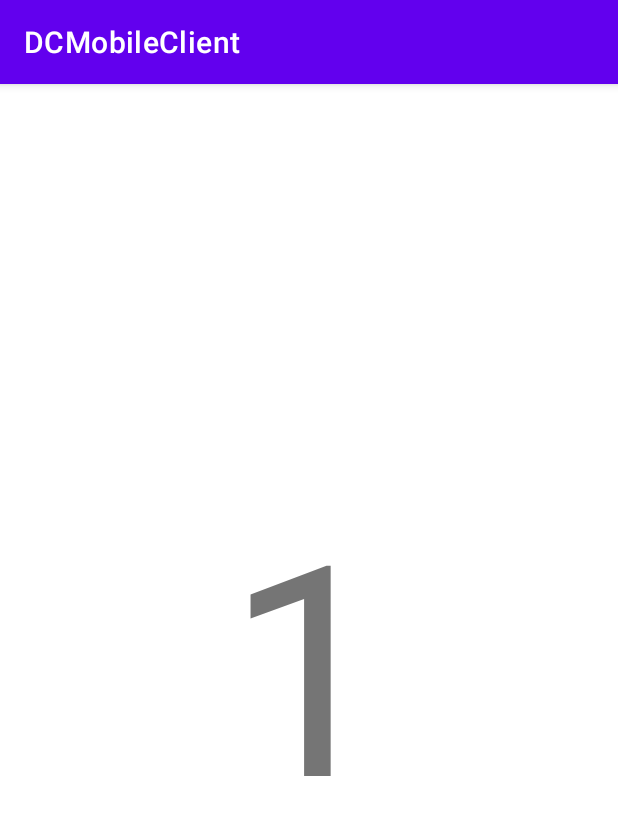
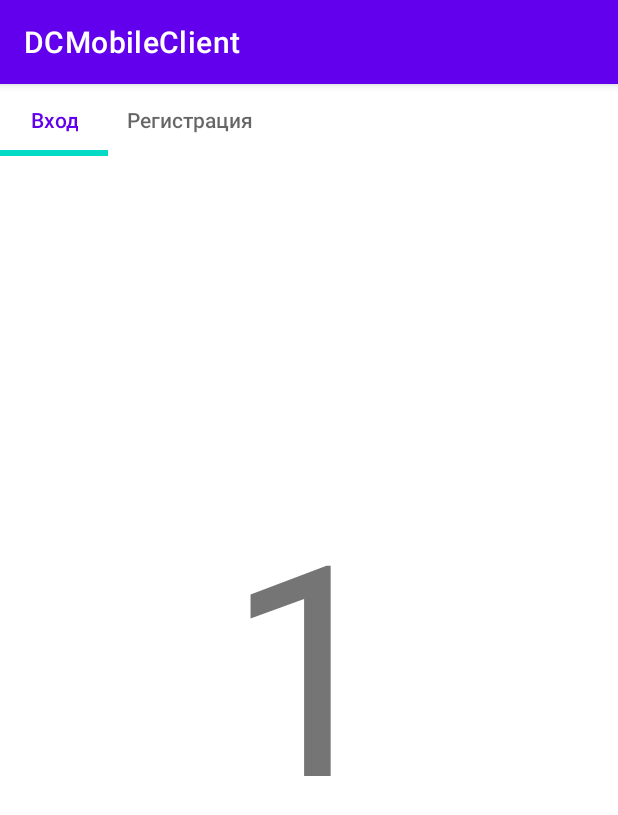
Before and after one commit to rbudzilo/DCMobileClient, an Android app: the screen it shows after launch (MainActivity), on a phone screen of 412 x 824 dp. Shown: the top 815 px of the screen. Run offline under Robolectric (Android 15) with nearby library versions, the phone set to English and light mode, and no system bars.

Commit message:
Добавлен TabLayout

```diff
--- a/app/src/main/AndroidManifest.xml
+++ b/app/src/main/AndroidManifest.xml
@@ -4,6 +4,7 @@
 
     <application
         android:allowBackup="true"
+        android:fullBackupOnly="true"
         android:icon="@mipmap/ic_launcher"
         android:label="@string/app_name"
         android:roundIcon="@mipmap/ic_launcher_round"
@@ -14,7 +15,6 @@
             android:exported="true">
             <intent-filter>
                 <action android:name="android.intent.action.MAIN" />
-
                 <category android:name="android.intent.category.LAUNCHER" />
             </intent-filter>
         </activity>
--- a/app/src/main/java/com/budzilo/dcmobileclient/MainActivity.kt
+++ b/app/src/main/java/com/budzilo/dcmobileclient/MainActivity.kt
@@ -3,10 +3,17 @@ package com.budzilo.dcmobileclient
 import androidx.appcompat.app.AppCompatActivity
 import android.os.Bundle
 import androidx.viewpager2.widget.ViewPager2
+import com.google.android.material.tabs.TabLayout
+import com.google.android.material.tabs.TabLayoutMediator
 
 class MainActivity : AppCompatActivity() {
     private lateinit var adapter: NumberAdapter
     private lateinit var viewPager: ViewPager2
+    private lateinit var tabLayout: TabLayout
+    private val tabNames: Array<String> = arrayOf(
+        "Вход",
+        "Регистрация",
+    )
 
     override fun onCreate(savedInstanceState: Bundle?) {
         super.onCreate(savedInstanceState)
@@ -15,5 +22,10 @@ class MainActivity : AppCompatActivity() {
         adapter = NumberAdapter(this)
         viewPager = findViewById(R.id.pager)
         viewPager.adapter = adapter
+
+        tabLayout = findViewById(R.id.tab_layout)
+        TabLayoutMediator(tabLayout, viewPager) { tab, position ->
+            tab.text = tabNames[position]
+        }.attach()
     }
 }
--- a/app/src/main/res/layout/activity_main.xml
+++ b/app/src/main/res/layout/activity_main.xml
@@ -5,6 +5,18 @@
     android:layout_width="match_parent"
     android:layout_height="match_parent"
     tools:context=".MainActivity">
+
+    <com.google.android.material.tabs.TabLayout
+        android:id="@+id/tab_layout"
+        app:tabMode="scrollable"
+        app:tabIndicatorColor="@color/teal_200"
+        app:tabIndicatorHeight="4dp"
+        android:layout_width="match_parent"
+        android:layout_height="wrap_content"
+        app:layout_constraintEnd_toEndOf="parent"
+        app:layout_constraintStart_toStartOf="parent"
+        app:layout_constraintTop_toTopOf="parent"
+        app:tabTextAppearance="@style/MyCustomTextAppearance"/>
 
     <androidx.viewpager2.widget.ViewPager2
         android:id="@+id/pager"
--- a/app/src/main/res/values/themes.xml
+++ b/app/src/main/res/values/themes.xml
@@ -13,4 +13,9 @@
         <item name="android:statusBarColor" tools:targetApi="l">?attr/colorPrimaryVariant</item>
         <!-- Customize your theme here. -->
     </style>
+
+    <style name="MyCustomTextAppearance" parent="TextAppearance.Design.Tab">
+        <item name="textAllCaps">false</item>
+        <item name="android:textAllCaps">false</item>
+    </style>
 </resources>
```
